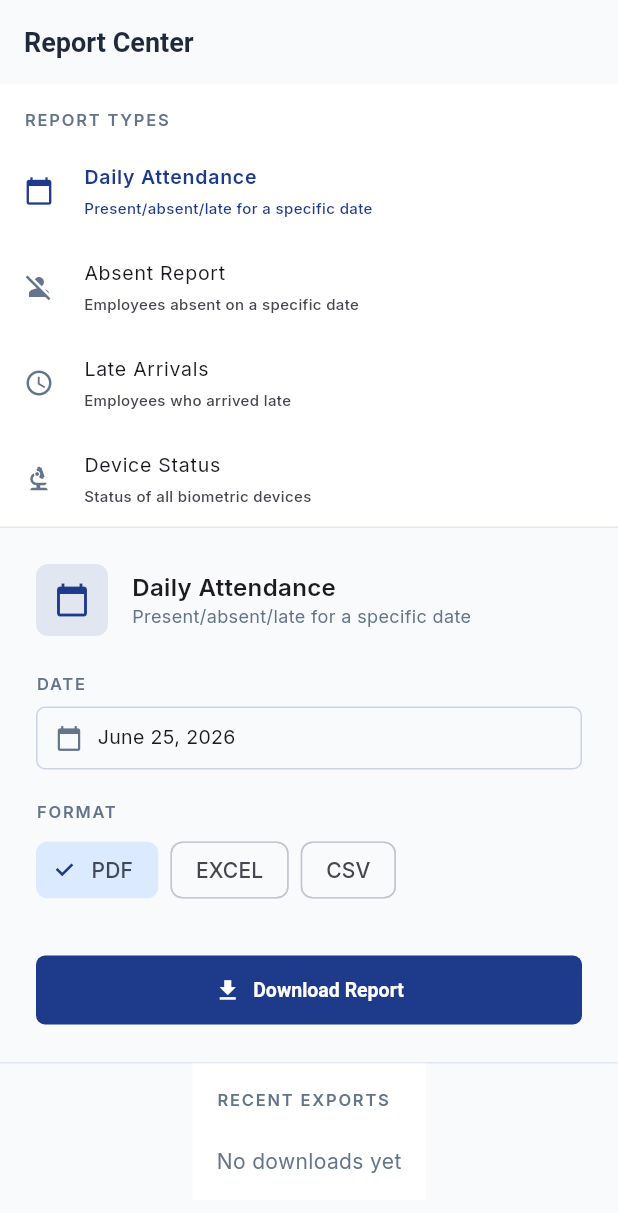
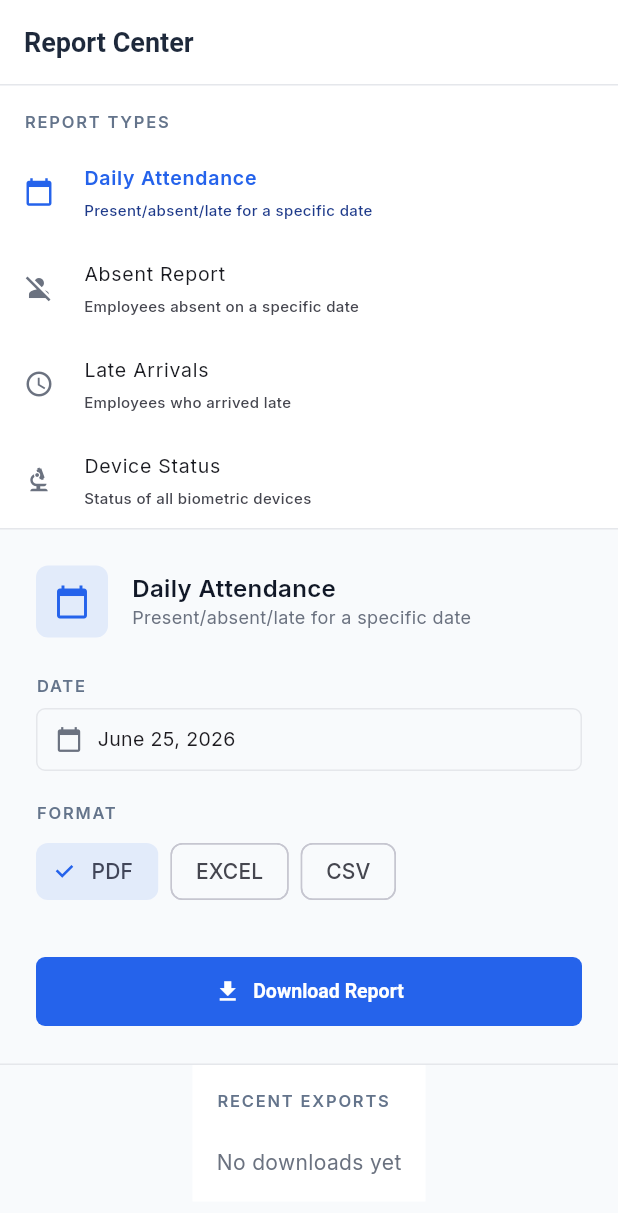
Before and after one commit to alpesh15gb/Apexv2, a Flutter app: the ReportSelectionScreen screen opened by its route, on a phone screen of 412 x 824 dp. Shown: the top 1213 px of the screen. Run offline on Flutter 3.47's test engine with Material 3 defaults, Android fonts, the light colour scheme and no system bars; our stand-ins replace dio, fl_chart, flutter_riverpod, flutter_secure_storage, go_router, google_fonts and 2 more; missing offline and left inert: dart:html; accounts and stored records are empty; network calls fail.

Commit message:
Settings + Devices + Reports V3: Exact design system, grouped settings, NOC device dashboard, three-panel reports

```diff
--- a/frontend/lib/screens/reports/report_selection_screen.dart
+++ b/frontend/lib/screens/reports/report_selection_screen.dart
@@ -5,13 +5,17 @@ import 'package:flutter_riverpod/flutter_riverpod.dart';
 import 'package:intl/intl.dart';
 
 import '../../core/responsive.dart';
-import '../../design_system/colors.dart';
 import '../../design_system/typography.dart';
-import '../../design_system/spacing.dart';
-import '../../design_system/border_radius.dart';
-import '../../design_system/components/apex_card.dart';
-import '../../design_system/components/apex_empty_state.dart';
 import '../../services/report_service.dart';
+
+const _bg = Color(0xFFF8FAFC);
+const _surface = Color(0xFFFFFFFF);
+const _border = Color(0xFFE5E7EB);
+const _primary = Color(0xFF2563EB);
+const _success = Color(0xFF16A34A);
+const _danger = Color(0xFFDC2626);
+const _text = Color(0xFF111827);
+const _muted = Color(0xFF6B7280);
 
 class ReportSelectionScreen extends ConsumerStatefulWidget {
   const ReportSelectionScreen({Key? key}) : super(key: key);
@@ -21,17 +25,17 @@ class ReportSelectionScreen extends ConsumerStatefulWidget {
 }
 
 class _ReportSelectionScreenState extends ConsumerState<ReportSelectionScreen> {
-  String _selectedReportType = 'daily';
+  String _selectedType = 'daily';
   String _selectedFormat = 'pdf';
   DateTime _selectedDate = DateTime.now();
   bool _isDownloading = false;
-  final List<_DownloadItem> _downloadHistory = [];
+  final List<_DownloadItem> _history = [];
 
   final _reports = [
-    _ReportDef('daily', 'Daily Attendance', 'Present/absent/late for a specific date', Icons.calendar_today, ApexColors.primary),
-    _ReportDef('absent', 'Absent Report', 'Employees absent on a specific date', Icons.person_off, ApexColors.error),
-    _ReportDef('late', 'Late Arrivals', 'Employees who arrived late', Icons.access_time, ApexColors.warning),
-    _ReportDef('devices', 'Device Status', 'Status of all biometric devices', Icons.biotech, ApexColors.info),
+    _ReportDef('daily', 'Daily Attendance', 'Present/absent/late for a specific date', Icons.calendar_today, _primary),
+    _ReportDef('absent', 'Absent Report', 'Employees absent on a specific date', Icons.person_off, _danger),
+    _ReportDef('late', 'Late Arrivals', 'Employees who arrived late', Icons.access_time, const Color(0xFFF59E0B)),
+    _ReportDef('devices', 'Device Status', 'Status of all biometric devices', Icons.biotech, _primary),
   ];
 
   void _download() async {
@@ -41,11 +45,11 @@ class _ReportSelectionScreenState extends ConsumerState<ReportSelectionScreen> {
       final dateStr = _selectedDate.toIso8601String().substring(0, 10);
       late final Uint8List bytes;
 
-      if (_selectedReportType == 'daily') {
+      if (_selectedType == 'daily') {
         bytes = await service.downloadDailyReport(date: dateStr, format: _selectedFormat);
-      } else if (_selectedReportType == 'absent') {
+      } else if (_selectedType == 'absent') {
         bytes = await service.downloadAbsentReport(date: dateStr, format: _selectedFormat);
-      } else if (_selectedReportType == 'devices') {
+      } else if (_selectedType == 'devices') {
         bytes = await service.downloadDeviceReport(format: _selectedFormat);
       } else {
         bytes = await service.downloadLateReport(
@@ -59,22 +63,18 @@ class _ReportSelectionScreenState extends ConsumerState<ReportSelectionScreen> {
       _saveFile(bytes, filename);
 
       setState(() {
-        _downloadHistory.insert(0, _DownloadItem(
-          filename: filename,
-          timestamp: DateTime.now(),
-          size: bytes.length,
-        ));
+        _history.insert(0, _DownloadItem(filename: filename, timestamp: DateTime.now(), size: bytes.length));
       });
 
       if (mounted) {
         ScaffoldMessenger.of(context).showSnackBar(
-          SnackBar(content: Text('Downloaded: $filename'), backgroundColor: ApexColors.success),
+          SnackBar(content: Text('Downloaded: $filename'), backgroundColor: _success),
         );
       }
     } catch (e) {
       if (mounted) {
         ScaffoldMessenger.of(context).showSnackBar(
-          SnackBar(content: Text('Failed: ${e.toString()}'), backgroundColor: ApexColors.error),
+          SnackBar(content: Text('Failed: ${e.toString()}'), backgroundColor: _danger),
         );
       }
     } finally {
@@ -85,69 +85,65 @@ class _ReportSelectionScreenState extends ConsumerState<ReportSelectionScreen> {
   void _saveFile(Uint8List bytes, String filename) {
     final blob = html.Blob([bytes]);
     final url = html.Url.createObjectUrlFromBlob(blob);
-    html.AnchorElement(href: url)
-      ..setAttribute('download', filename)
-      ..click();
+    html.AnchorElement(href: url)..setAttribute('download', filename)..click();
     html.Url.revokeObjectUrl(url);
   }
 
   String _getFilename() {
-    final dateStr = DateFormat('yyyy-MM-dd').format(_selectedDate);
+    final d = DateFormat('yyyy-MM-dd').format(_selectedDate);
     final ext = _selectedFormat == 'pdf' ? 'pdf' : _selectedFormat == 'excel' ? 'xlsx' : 'csv';
-    return '${_selectedReportType}_report_$dateStr.$ext';
+    return '${_selectedType}_report_$d.$ext';
   }
 
   @override
   Widget build(BuildContext context) {
     final isMobile = Responsive.isMobile(context);
-    final isDark = Theme.of(context).brightness == Brightness.dark;
 
     return Scaffold(
-      appBar: AppBar(title: const Text('Report Center')),
-      body: isMobile ? _buildMobileLayout(isDark) : _buildDesktopLayout(isDark),
+      backgroundColor: _bg,
+      appBar: AppBar(
+        title: const Text('Report Center'),
+        backgroundColor: _surface,
+        foregroundColor: _text,
+        elevation: 0,
+        bottom: const PreferredSize(preferredSize: Size.fromHeight(1), child: Divider(height: 1, color: _border)),
+      ),
+      body: isMobile ? _buildMobile() : _buildDesktop(),
     );
   }
 
-  Widget _buildDesktopLayout(bool isDark) {
+  Widget _buildDesktop() {
     return Row(
       children: [
         // Left: Categories
-        SizedBox(
-          width: 240,
-          child: _buildCategories(isDark),
-        ),
-        const VerticalDivider(width: 1),
-        // Center: Configuration
-        Expanded(
-          child: _buildConfiguration(isDark),
-        ),
-        const VerticalDivider(width: 1),
-        // Right: Recent exports
-        SizedBox(
-          width: 280,
-          child: _buildRecentExports(isDark),
-        ),
+        SizedBox(width: 220, child: _buildCategories()),
+        const VerticalDivider(width: 1, color: _border),
+        // Center: Config
+        Expanded(child: _buildConfig()),
+        const VerticalDivider(width: 1, color: _border),
+        // Right: History
+        SizedBox(width: 260, child: _buildHistory()),
       ],
     );
   }
 
-  Widget _buildMobileLayout(bool isDark) {
+  Widget _buildMobile() {
     return SingleChildScrollView(
       child: Column(
         children: [
-          _buildCategories(isDark),
-          const Divider(height: 1),
-          _buildConfiguration(isDark),
-          const Divider(height: 1),
-          _buildRecentExports(isDark),
+          _buildCategories(),
+          const Divider(height: 1, color: _border),
+          _buildConfig(),
+          const Divider(height: 1, color: _border),
+          _buildHistory(),
         ],
       ),
     );
   }
 
-  Widget _buildCategories(bool isDark) {
+  Widget _buildCategories() {
     return Container(
-      color: isDark ? ApexColors.darkSurface : ApexColors.neutral0,
+      color: _surface,
       child: Column(
         crossAxisAlignment: CrossAxisAlignment.start,
         children: [
@@ -156,16 +152,16 @@ class _ReportSelectionScreenState extends ConsumerState<ReportSelectionScreen> {
             child: Text('REPORT TYPES', style: ApexTypography.sectionHeader),
           ),
           ..._reports.map((r) {
-            final isSelected = _selectedReportType == r.id;
+            final isSelected = _selectedType == r.id;
             return ListTile(
               selected: isSelected,
-              leading: Icon(r.icon, size: 20, color: isSelected ? r.color : ApexColors.neutral500),
+              leading: Icon(r.icon, size: 20, color: isSelected ? r.color : _muted),
               title: Text(r.name, style: ApexTypography.bodyMedium.copyWith(
                 fontWeight: isSelected ? FontWeight.w600 : FontWeight.w400,
                 color: isSelected ? r.color : null,
               )),
               subtitle: Text(r.description, style: ApexTypography.captionSmall, maxLines: 1, overflow: TextOverflow.ellipsis),
-              onTap: () => setState(() => _selectedReportType = r.id),
+              onTap: () => setState(() => _selectedType = r.id),
               dense: true,
             );
           }),
@@ -174,15 +170,14 @@ class _ReportSelectionScreenState extends ConsumerState<ReportSelectionScreen> {
     );
   }
 
-  Widget _buildConfiguration(bool isDark) {
-    final report = _reports.firstWhere((r) => r.id == _selectedReportType, orElse: () => _reports.first);
+  Widget _buildConfig() {
+    final report = _reports.firstWhere((r) => r.id == _selectedType, orElse: () => _reports.first);
 
     return SingleChildScrollView(
       padding: const EdgeInsets.all(24),
       child: Column(
         crossAxisAlignment: CrossAxisAlignment.start,
         children: [
-          // Report info
           Row(
             children: [
               Container(
@@ -190,7 +185,7 @@ class _ReportSelectionScreenState extends ConsumerState<ReportSelectionScreen> {
                 height: 48,
                 decoration: BoxDecoration(
                   color: report.color.withOpacity(0.1),
-                  borderRadius: ApexRadius.mdAll,
+                  borderRadius: BorderRadius.circular(8),
                 ),
                 child: Icon(report.icon, color: report.color, size: 24),
               ),
@@ -199,16 +194,14 @@ class _ReportSelectionScreenState extends ConsumerState<ReportSelectionScreen> {
                 child: Column(
                   crossAxisAlignment: CrossAxisAlignment.start,
                   children: [
-                    Text(report.name, style: ApexTypography.headingMedium),
-                    Text(report.description, style: ApexTypography.bodySmall.copyWith(color: ApexColors.neutral500)),
+                    Text(report.name, style: ApexTypography.headingMedium.copyWith(color: _text)),
+                    Text(report.description, style: ApexTypography.bodySmall.copyWith(color: _muted)),
                   ],
                 ),
               ),
             ],
           ),
           const SizedBox(height: 24),
-
-          // Date picker
           Text('DATE', style: ApexTypography.sectionHeader),
           const SizedBox(height: 8),
           InkWell(
@@ -221,16 +214,16 @@ class _ReportSelectionScreenState extends ConsumerState<ReportSelectionScreen> {
               );
               if (picked != null) setState(() => _selectedDate = picked);
             },
-            borderRadius: ApexRadius.smAll,
+            borderRadius: BorderRadius.circular(6),
             child: Container(
               padding: const EdgeInsets.symmetric(horizontal: 12, vertical: 10),
               decoration: BoxDecoration(
-                border: Border.all(color: ApexColors.neutral300),
-                borderRadius: ApexRadius.smAll,
+                border: Border.all(color: _border),
+                borderRadius: BorderRadius.circular(6),
               ),
               child: Row(
                 children: [
-                  const Icon(Icons.calendar_today, size: 18, color: ApexColors.neutral500),
+                  const Icon(Icons.calendar_today, size: 18, color: _muted),
                   const SizedBox(width: 10),
                   Text(DateFormat('MMMM dd, yyyy').format(_selectedDate), style: ApexTypography.bodyMedium),
                 ],
@@ -238,28 +231,23 @@ class _ReportSelectionScreenState extends ConsumerState<ReportSelectionScreen> {
             ),
           ),
           const SizedBox(height: 20),
-
-          // Format
           Text('FORMAT', style: ApexTypography.sectionHeader),
           const SizedBox(height: 8),
           Row(
             children: ['pdf', 'excel', 'csv'].map((f) {
-              final isSelected = _selectedFormat == f;
               return Padding(
                 padding: const EdgeInsets.only(right: 8),
                 child: ChoiceChip(
                   label: Text(f.toUpperCase()),
-                  selected: isSelected,
+                  selected: _selectedFormat == f,
                   onSelected: (v) => setState(() => _selectedFormat = f),
-                  selectedColor: ApexColors.primary100,
-                  checkmarkColor: ApexColors.primary,
+                  selectedColor: _primary.withOpacity(0.1),
+                  checkmarkColor: _primary,
                 ),
               );
             }).toList(),
           ),
           const SizedBox(height: 32),
-
-          // Download button
           SizedBox(
             width: double.infinity,
             child: ElevatedButton.icon(
@@ -269,7 +257,10 @@ class _ReportSelectionScreenState extends ConsumerState<ReportSelectionScreen> {
                   : const Icon(Icons.download, size: 18),
               label: Text(_isDownloading ? 'Downloading...' : 'Download Report'),
               style: ElevatedButton.styleFrom(
+                backgroundColor: _primary,
+                foregroundColor: Colors.white,
                 padding: const EdgeInsets.symmetric(vertical: 14),
+                shape: RoundedRectangleBorder(borderRadius: BorderRadius.circular(6)),
               ),
             ),
           ),
@@ -278,9 +269,9 @@ class _ReportSelectionScreenState extends ConsumerState<ReportSelectionScreen> {
     );
   }
 
-  Widget _buildRecentExports(bool isDark) {
+  Widget _buildHistory() {
     return Container(
-      color: isDark ? ApexColors.darkSurface : ApexColors.neutral0,
+      color: _surface,
       child: Column(
         crossAxisAlignment: CrossAxisAlignment.start,
         children: [
@@ -288,25 +279,22 @@ class _ReportSelectionScreenState extends ConsumerState<ReportSelectionScreen> {
             padding: const EdgeInsets.fromLTRB(16, 16, 16, 8),
             child: Text('RECENT EXPORTS', style: ApexTypography.sectionHeader),
           ),
-          if (_downloadHistory.isEmpty)
+          if (_history.isEmpty)
             const Padding(
               padding: EdgeInsets.all(16),
-              child: Text('No downloads yet', style: TextStyle(color: ApexColors.neutral500)),
+              child: Text('No downloads yet', style: TextStyle(color: _muted)),
             )
           else
-            ..._downloadHistory.take(10).map((item) {
+            ..._history.take(10).map((item) {
               return ListTile(
                 dense: true,
-                leading: const Icon(Icons.description, size: 20, color: ApexColors.neutral500),
+                leading: const Icon(Icons.description, size: 18, color: _muted),
                 title: Text(item.filename, style: ApexTypography.bodySmall, maxLines: 1, overflow: TextOverflow.ellipsis),
                 subtitle: Text(
                   '${DateFormat('MMM dd, HH:mm').format(item.timestamp)} • ${_formatSize(item.size)}',
                   style: ApexTypography.captionSmall,
                 ),
-                trailing: IconButton(
-                  icon: const Icon(Icons.download, size: 16),
-                  onPressed: () {},
-                ),
+                trailing: IconButton(icon: const Icon(Icons.download, size: 16), onPressed: () {}),
               );
             }),
         ],
```
Also changed, not shown: frontend/lib/screens/devices/device_list_screen.dart (+148 -78 lines), frontend/lib/screens/settings/settings_screen.dart (+151 -88 lines).
